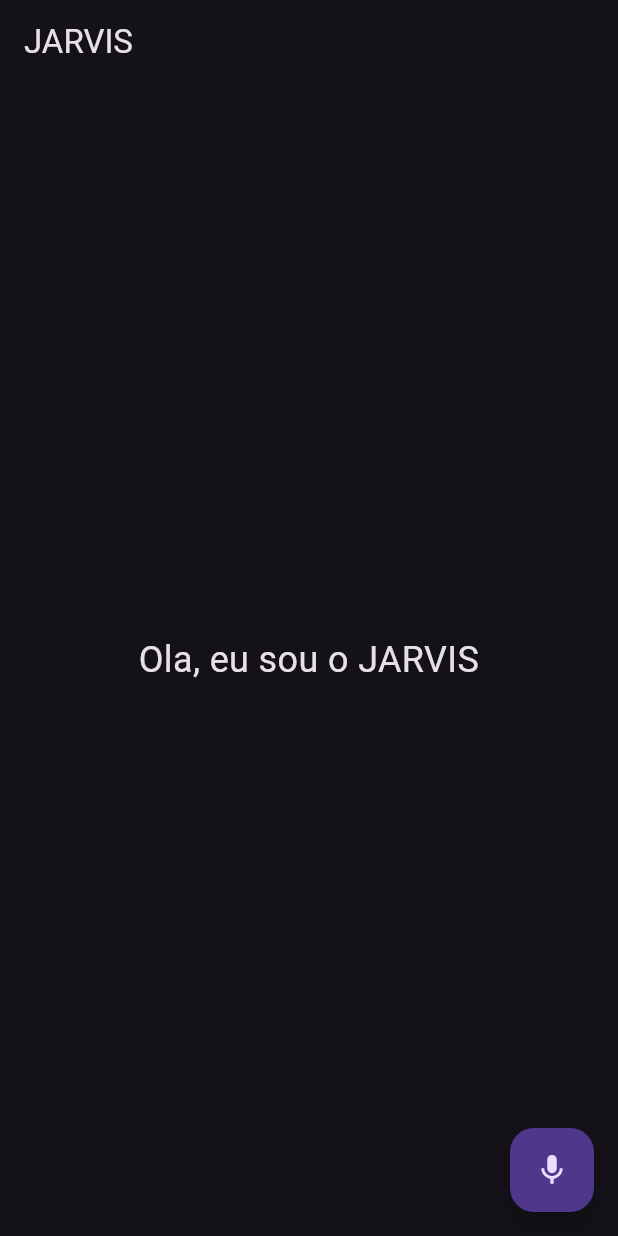
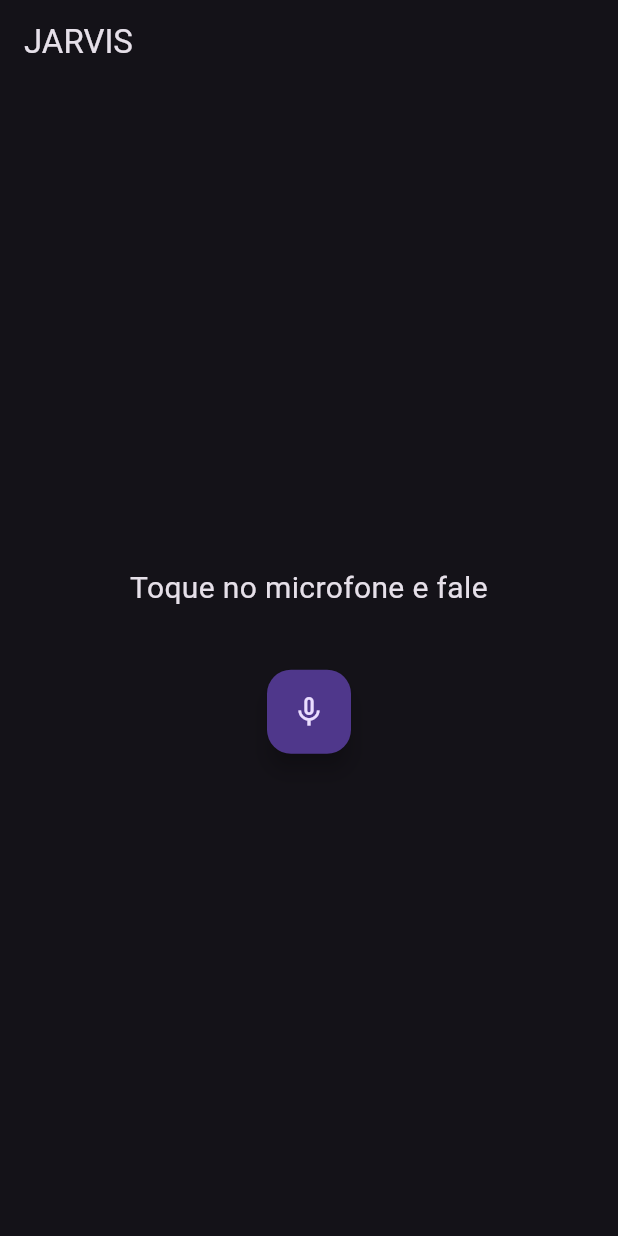
Before and after one commit to victorraimundoalmeida-gif/Jarvis-, a Flutter app: the screen it shows after launch, on a phone screen of 412 x 824 dp. Run offline on Flutter 3.47's test engine with Material 3 defaults, Android fonts, the phone set to English and light mode, and no system bars; our stand-ins replace flutter_tts, speech_to_text.

Commit message:
Update main.dart

````diff
--- a/lib/main.dart
+++ b/lib/main.dart
@@ -29,51 +29,66 @@ class HomePage extends StatefulWidget {
 class _HomePageState extends State<HomePage> {
   final FlutterTts flutterTts = FlutterTts();
   final stt.SpeechToText speech = stt.SpeechToText();
-  String texto = "Ola, eu sou o JARVIS";
-  bool ouvindo = false;
 
-  Future<void> falar(String frase) async {
-    await flutterTts.setLanguage("pt-BR");
-    await flutterTts.setPitch(0.8);
-    await flutterTts.speak(frase);
+  bool isListening = false;
+  String recognizedText = '';
+
+  @override
+  void initState() {
+    super.initState();
+    _speak('Olá, eu sou o Jarvis. Como posso ajudar?');
   }
 
-  void ouvir() async {
-    bool disponivel = await speech.initialize();
-    if (disponivel) {
-      setState(() => ouvindo = true);
+  Future<void> _speak(String text) async {
+    await flutterTts.setLanguage('pt-BR');
+    await flutterTts.speak(text);
+  }
+
+  void _listen() async {
+    if (!isListening) {
+      bool available = await speech.initialize(
+        onStatus: (status) => print('Status: $status'),
+        onError: (error) => print('Erro: $error'),
+      );
+      if (available) {
+        setState(() => isListening = true);
         speech.listen(
-        onResult: (resultado) {
+          onResult: (result) {
             setState(() {
-            texto = resultado.recognizedWords;
+              recognizedText = result.recognizedWords;
             });
           },
         );
+      }
+    } else {
+      setState(() => isListening = false);
+      speech.stop();
     }
   }
 
   @override
   Widget build(BuildContext context) {
     return Scaffold(
-      appBar: AppBar(title: const Text("JARVIS")),
+      appBar: AppBar(title: const Text('JARVIS')),
       body: Center(
-        child: Padding(
-          padding: const EdgeInsets.all(24.0),
-          child: Text(
-            texto,
-            style: const TextStyle(fontSize: 24),
+        child: Column(
+          mainAxisAlignment: MainAxisAlignment.center,
+          children: [
+            Text(
+              recognizedText.isEmpty
+                  ? 'Toque no microfone e fale'
+                  : recognizedText,
+              style: const TextStyle(fontSize: 20),
               textAlign: TextAlign.center,
             ),
+            const SizedBox(height: 40),
+            FloatingActionButton(
+              onPressed: _listen,
+              child: Icon(isListening ? Icons.mic : Icons.mic_none),
             ),
+          ],
         ),
-      floatingActionButton: FloatingActionButton(
-        onPressed: () {
-          ouvir();
-          falar("Ola Jarvis, estou ouvindo");
-        },
-        child: const Icon(Icons.mic),
       ),
     );
   }
 }
-```
````
Lines whose indentation alone changed are shown as unchanged.
